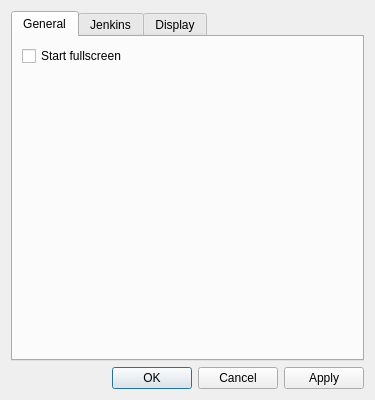
Above: src/views/uis/preferencesdialog.ui from Kaldor37/jenkins-cute-view before the change. Below: the same form after it.
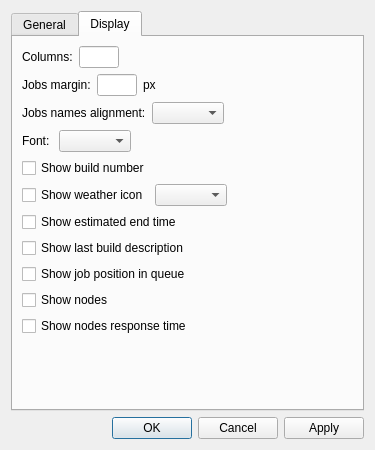
That is the form after the change. The open tabs and pages were chosen to show the change.

Commit message: - Reworked preferences dialog - Added an option show/hide nodes response time

Patch:
```diff
--- a/src/views/uis/preferencesdialog.ui
+++ b/src/views/uis/preferencesdialog.ui
@@ -10,19 +10,19 @@
     <x>0</x>
     <y>0</y>
     <width>375</width>
-    <height>400</height>
+    <height>450</height>
    </rect>
   </property>
   <property name="minimumSize">
    <size>
     <width>375</width>
-    <height>400</height>
+    <height>450</height>
    </size>
   </property>
   <property name="maximumSize">
    <size>
     <width>375</width>
-    <height>400</height>
+    <height>450</height>
    </size>
   </property>
   <property name="windowTitle">
@@ -32,43 +32,23 @@
    <item>
     <widget class="QTabWidget" name="m_jenkinsTabWidget">
      <property name="currentIndex">
-      <number>2</number>
+      <number>1</number>
      </property>
-     <widget class="QWidget" name="m_generalTabWidgetPage">
-      <attribute name="title">
-       <string>General</string>
-      </attribute>
-      <layout class="QVBoxLayout" name="verticalLayout_5">
-       <item>
-        <widget class="QCheckBox" name="m_startFullscreenCheckBox">
-         <property name="text">
-          <string>Start fullscreen</string>
-         </property>
-        </widget>
-       </item>
-       <item>
-        <spacer name="verticalSpacer_3">
-         <property name="orientation">
-          <enum>Qt::Vertical</enum>
-         </property>
-         <property name="sizeHint" stdset="0">
-          <size>
-           <width>20</width>
-           <height>40</height>
-          </size>
-         </property>
-        </spacer>
-       </item>
-      </layout>
-     </widget>
      <widget class="QWidget" name="m_jenkinsTabWidgetPage">
       <attribute name="title">
-       <string>Jenkins</string>
+       <string>General</string>
       </attribute>
       <layout class="QVBoxLayout" name="verticalLayout_2">
        <property name="spacing">
         <number>9</number>
        </property>
+       <item>
+        <widget class="QCheckBox" name="m_startFullscreenCheckBox">
+         <property name="text">
+          <string>Start fullscreen</string>
+         </property>
+        </widget>
+       </item>
        <item>
         <layout class="QVBoxLayout" name="verticalLayout_3">
          <property name="spacing">
@@ -398,13 +378,6 @@
          </property>
         </widget>
        </item>
-       <item>
-        <widget class="QCheckBox" name="m_showNodesCheckBox">
-         <property name="text">
-          <string>Show nodes</string>
-         </property>
-        </widget>
-       </item>
        <item>
         <widget class="QCheckBox" name="m_showPositionInQueue">
          <property name="text">
@@ -412,6 +385,20 @@
          </property>
         </widget>
        </item>
+       <item>
+        <widget class="QCheckBox" name="m_showNodesCheckBox">
+         <property name="text">
+          <string>Show nodes</string>
+         </property>
+        </widget>
+       </item>
+       <item>
+        <widget class="QCheckBox" name="m_showNodesResponseTimeCheckBox">
+         <property name="text">
+          <string>Show nodes response time</string>
+         </property>
+        </widget>
+       </item>
        <item>
         <spacer name="verticalSpacer_2">
          <property name="orientation">
```
The commit also changes 10 other files.
